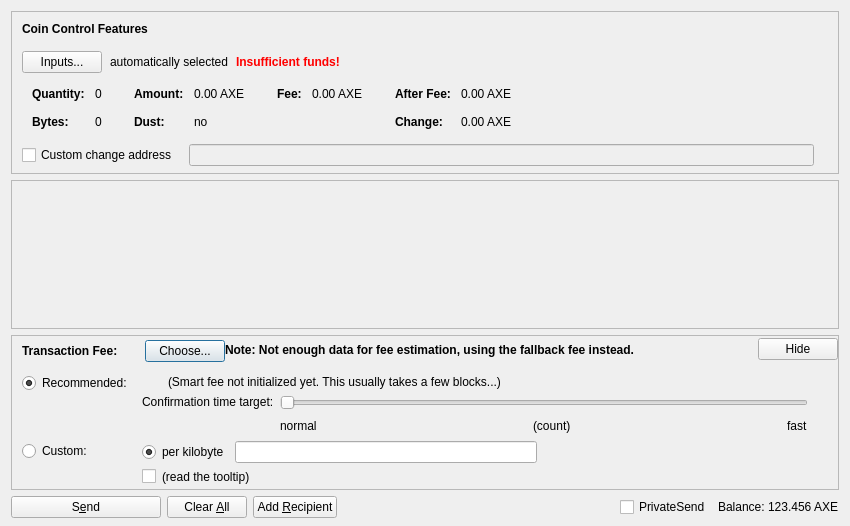
First picture: the form in src/qt/forms/sendcoinsdialog.ui, repository AXErunners/axe, before the edit.
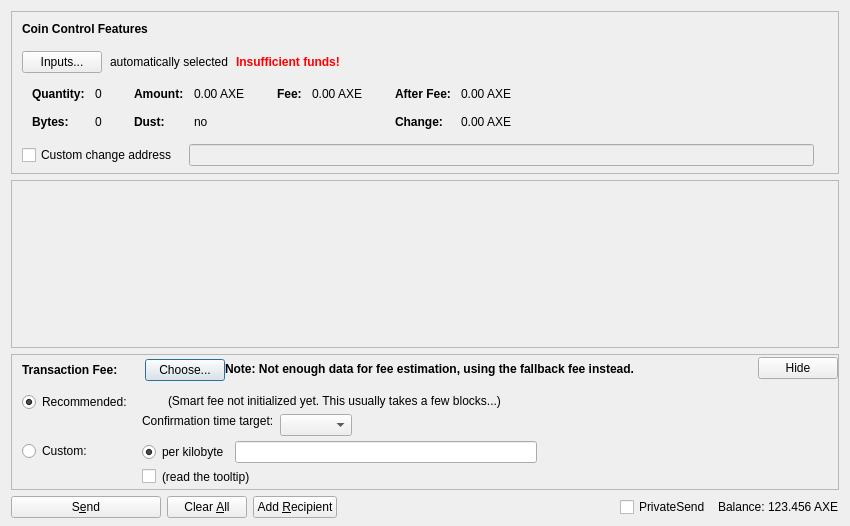
Second picture: the form after the edit. Custom widgets are drawn as their Qt base class.

What changed in the file:
```diff
--- a/src/qt/forms/sendcoinsdialog.ui
+++ b/src/qt/forms/sendcoinsdialog.ui
@@ -1068,44 +1068,15 @@
                     <number>30</number>
                    </property>
                    <item>
-                    <widget class="QSlider" name="sliderSmartFee">
-                     <property name="minimum">
+                    <layout class="QHBoxLayout" name="horizontalLayoutConfTarget">
+                     <property name="bottomMargin">
                       <number>0</number>
                      </property>
-                     <property name="maximum">
-                      <number>23</number>
-                     </property>
-                     <property name="pageStep">
-                      <number>1</number>
-                     </property>
-                     <property name="value">
-                      <number>0</number>
-                     </property>
-                     <property name="orientation">
-                      <enum>Qt::Horizontal</enum>
-                     </property>
-                     <property name="invertedAppearance">
-                      <bool>false</bool>
-                     </property>
-                     <property name="invertedControls">
-                      <bool>false</bool>
-                     </property>
-                     <property name="tickPosition">
-                      <enum>QSlider::NoTicks</enum>
-                     </property>
-                    </widget>
-                   </item>
-                   <item>
-                    <layout class="QHBoxLayout" name="horizontalLayoutFee10">
                      <item>
-                      <widget class="QLabel" name="labelSmartFeeNormal">
-                       <property name="text">
-                        <string>normal</string>
-                       </property>
-                      </widget>
+                      <widget class="QComboBox" name="confTargetSelector"/>
                      </item>
                      <item>
-                      <spacer name="horizontalSpacer_7">
+                      <spacer name="horizontalSpacerConfTarget">
                        <property name="orientation">
                         <enum>Qt::Horizontal</enum>
                        </property>
@@ -1117,33 +1088,6 @@
                        </property>
                       </spacer>
                      </item>
-                     <item>
-                      <widget class="QLabel" name="confirmationTargetLabel">
-                       <property name="text">
-                        <string notr="true">(count)</string>
-                       </property>
-                      </widget>
-                     </item>
-                     <item>
-                      <spacer name="horizontalSpacer_3">
-                       <property name="orientation">
-                        <enum>Qt::Horizontal</enum>
-                       </property>
-                       <property name="sizeHint" stdset="0">
-                        <size>
-                         <width>40</width>
-                         <height>20</height>
-                        </size>
-                       </property>
-                      </spacer>
-                     </item>
-                     <item>
-                      <widget class="QLabel" name="labelSmartFeeFast">
-                       <property name="text">
-                        <string>fast</string>
-                       </property>
-                      </widget>
-                     </item>
                     </layout>
                    </item>
                   </layout>
```
